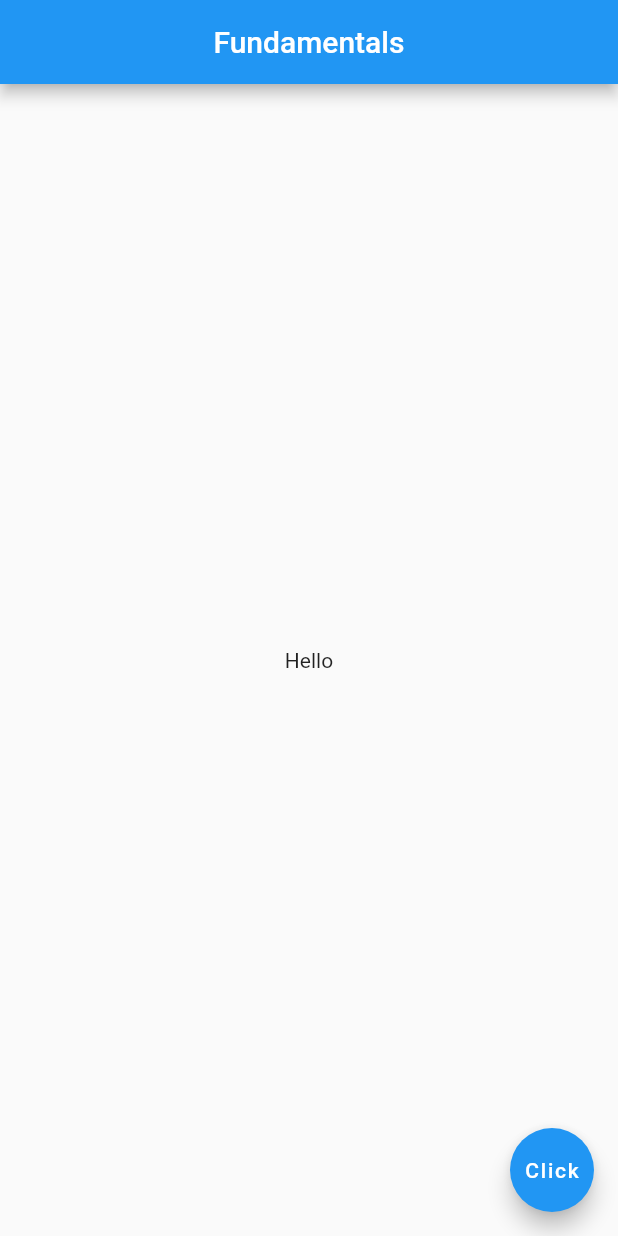
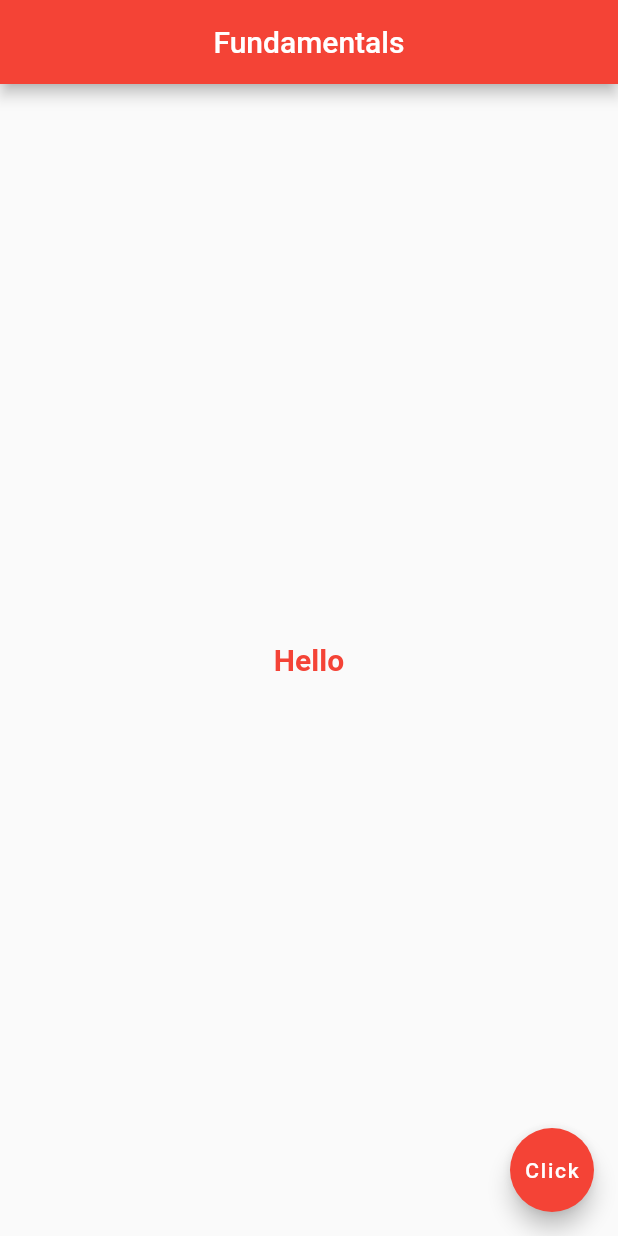
Before and after one commit to inblack67/Flutter, a Flutter app: the screen it shows after launch, on a phone screen of 412 x 824 dp. Run offline on Flutter 3.47's test engine with Material 2 defaults, Android fonts, the light colour scheme and no system bars; project files that could hold a hidden picture were left out.

Commit message:
text style

```diff
--- a/basics/lib/main.dart
+++ b/basics/lib/main.dart
@@ -6,16 +6,28 @@ class MyApp extends StatelessWidget {
   @override
   Widget build(BuildContext context) {
     return MaterialApp(
-      home: Scaffold(
-        appBar: AppBar(
-        title: Text("Fundamentals"),
+        home: Scaffold(
+      appBar: AppBar(
+        title: Text(
+          "Fundamentals",
+        ),
         centerTitle: true,
+        backgroundColor: Colors.red[500],
       ),
       body: Center(
-        child: Text("Hello")
+          child: Text(
+        "Hello",
+        style: TextStyle(
+          color: Colors.red[500],
+          fontWeight: FontWeight.bold,
+          fontSize: 20.0,
+        ),
+      )),
+      floatingActionButton: FloatingActionButton(
+        onPressed: () {},
+        child: Text("Click"),
+        backgroundColor: Colors.red[500],
       ),
-      floatingActionButton: FloatingActionButton(onPressed: (){}, child: Text("Click"),),
-      )
-    );
+    ));
   }
 }
```
